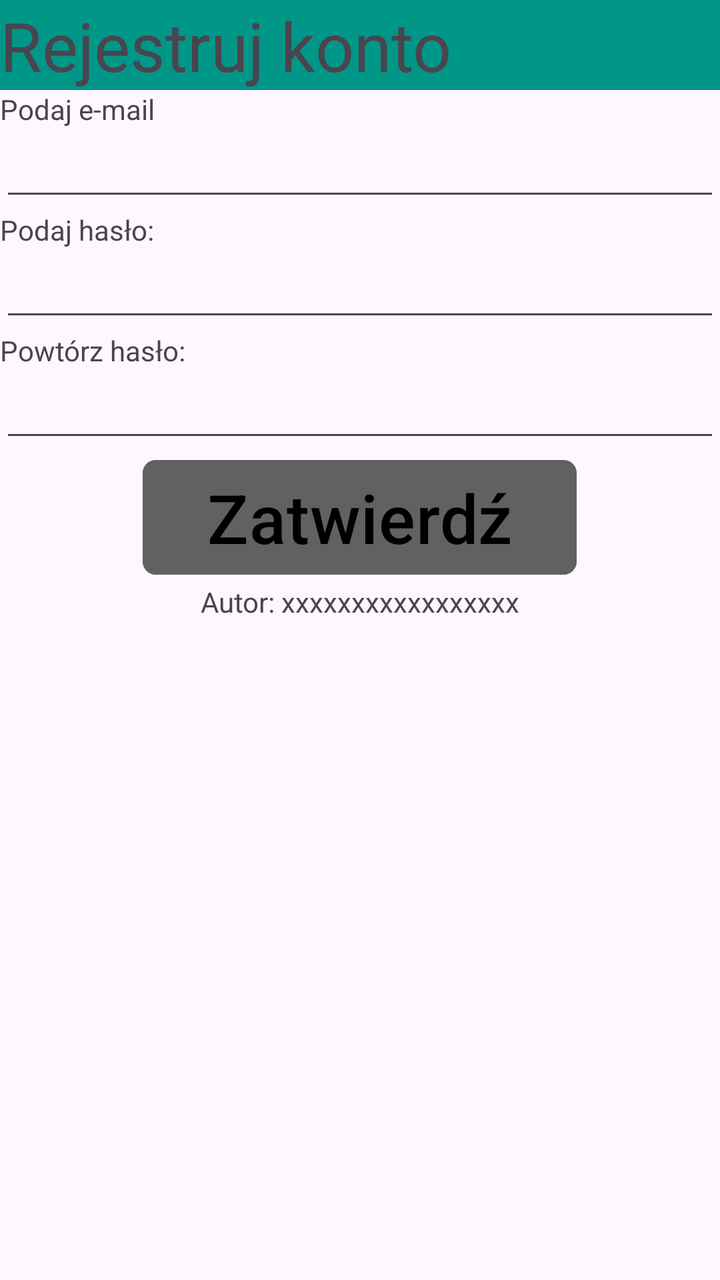
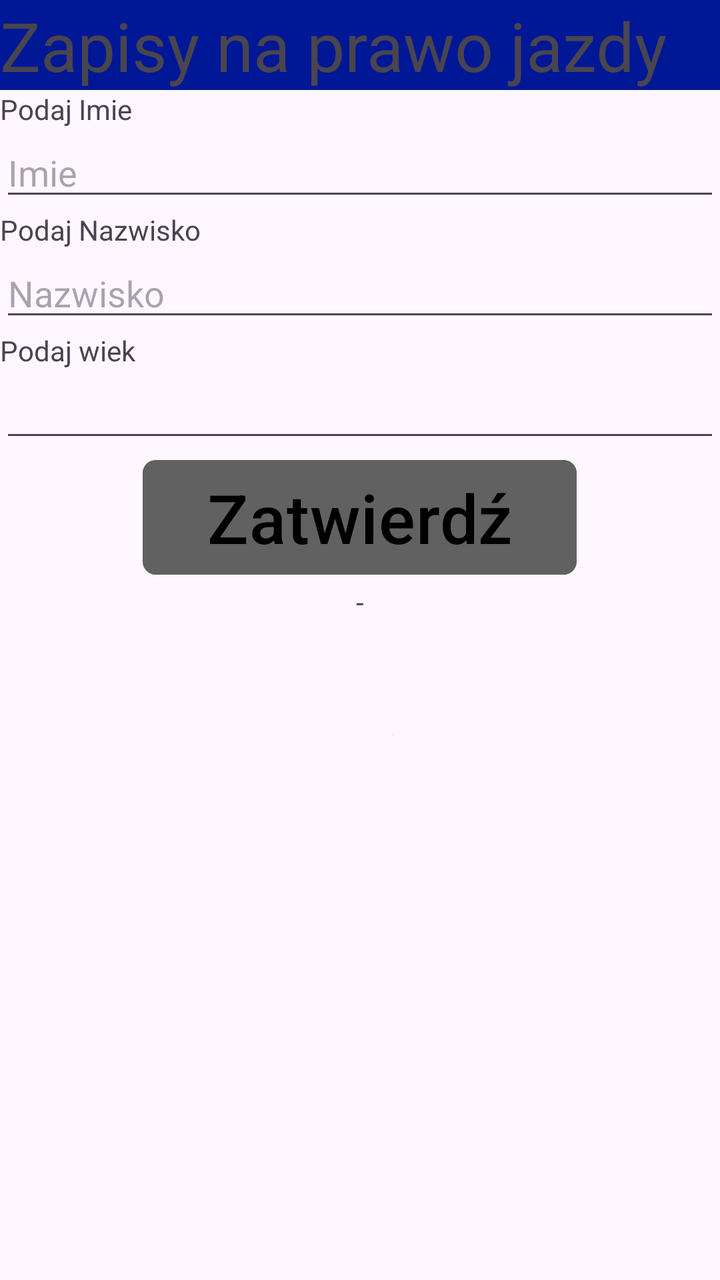

Screens rendered from an Android XML layout before and after an edit, with the pre-edit source and the edit as a unified diff.
<!-- AndroidManifest.xml: application theme Theme.Cw1 -->
<!-- res/layout/activity_main.xml -->
<?xml version="1.0" encoding="utf-8"?>
<androidx.constraintlayout.widget.ConstraintLayout xmlns:android="http://schemas.android.com/apk/res/android"
    xmlns:app="http://schemas.android.com/apk/res-auto"
    xmlns:tools="http://schemas.android.com/tools"
    android:id="@+id/main"
    android:layout_width="match_parent"
    android:layout_height="match_parent"
    android:layout_marginTop="20px"
    tools:context=".MainActivity">

    <LinearLayout
        android:layout_width="match_parent"
        android:layout_height="match_parent"
        android:orientation="vertical"
        tools:layout_editor_absoluteX="0dp"
        tools:layout_editor_absoluteY="16dp">

        <LinearLayout
            android:layout_width="match_parent"
            android:layout_height="match_parent"
            android:orientation="vertical">

            <LinearLayout
                android:layout_width="match_parent"
                android:layout_height="match_parent"
                android:orientation="vertical">

                <LinearLayout
                    android:layout_width="match_parent"
                    android:layout_height="match_parent"
                    android:orientation="vertical"
                    tools:ignore="UselessParent">

                    <LinearLayout
                        android:layout_width="match_parent"
                        android:layout_height="match_parent"
                        android:orientation="vertical"
                        tools:ignore="UselessLeaf">

                        <TextView
                            android:id="@+id/textView"
                            android:layout_width="match_parent"
                            android:layout_height="45dp"
                            android:background="#009688"
                            android:text="Rejestruj konto"
                            android:textSize="34sp" />

                        <TextView
                            android:id="@+id/textView3"
                            android:layout_width="match_parent"
                            android:layout_height="wrap_content"
                            android:text="Podaj e-mail" />

                        <EditText
                            android:id="@+id/editTextTextEmailAddress"
                            android:layout_width="match_parent"
                            android:layout_height="wrap_content"
                            android:ems="10"
                            android:inputType="textEmailAddress" />

                        <TextView
                            android:id="@+id/textView2"
                            android:layout_width="match_parent"
                            android:layout_height="wrap_content"
                            android:text="Podaj hasło:" />

                        <EditText
                            android:id="@+id/editTextTextPassword"
                            android:layout_width="match_parent"
                            android:layout_height="wrap_content"
                            android:ems="10"
                            android:inputType="textPassword" />

                        <TextView
                            android:id="@+id/textView4"
                            android:layout_width="match_parent"
                            android:layout_height="wrap_content"
                            android:text="Powtórz hasło:" />

                        <EditText
                            android:id="@+id/editTextTextPasswordRepeat"
                            android:layout_width="match_parent"
                            android:layout_height="wrap_content"
                            android:ems="10"
                            android:inputType="textPassword" />

                        <Button
                            android:id="@+id/button"
                            android:layout_width="217dp"
                            android:layout_height="wrap_content"
                            android:layout_gravity="center"
                            android:backgroundTint="#626161"
                            android:text="Zatwierdź"
                            android:textAlignment="center"
                            android:textColor="#000000"
                            android:textColorLink="#000000"
                            android:textSize="34sp"
                            app:cornerRadius="20px" />

                        <TextView
                            android:id="@+id/textViewresult"
                            android:layout_width="match_parent"
                            android:layout_height="wrap_content"
                            android:text="Autor: xxxxxxxxxxxxxxxxx"
                            android:textAlignment="center" />
                    </LinearLayout>
                </LinearLayout>
            </LinearLayout>
        </LinearLayout>
    </LinearLayout>
</androidx.constraintlayout.widget.ConstraintLayout>
<!-- resources referenced by this layout -->
<resources>
  <style name="Theme.Cw1" parent="Base.Theme.Cw1" />
  <style name="Base.Theme.Cw1" parent="Theme.Material3.DayNight.NoActionBar">
          
          
      </style>
</resources>

<!-- the commit's change to res/layout/activity_main.xml (unified diff, before → after) -->
@@ -41,48 +41,50 @@
                             android:id="@+id/textView"
                             android:layout_width="match_parent"
                             android:layout_height="45dp"
-                            android:background="#009688"
-                            android:text="Rejestruj konto"
+                            android:background="#001796"
+                            android:text="Zapisy na prawo jazdy"
                             android:textSize="34sp" />
 
                         <TextView
                             android:id="@+id/textView3"
                             android:layout_width="match_parent"
                             android:layout_height="wrap_content"
-                            android:text="Podaj e-mail" />
+                            android:text="Podaj Imie" />
 
                         <EditText
-                            android:id="@+id/editTextTextEmailAddress"
+                            android:id="@+id/editTextTextfirstname"
                             android:layout_width="match_parent"
                             android:layout_height="wrap_content"
                             android:ems="10"
-                            android:inputType="textEmailAddress" />
+                            android:hint="Imie"
+                            android:inputType="text" />
 
                         <TextView
                             android:id="@+id/textView2"
                             android:layout_width="match_parent"
                             android:layout_height="wrap_content"
-                            android:text="Podaj hasło:" />
+                            android:text="Podaj Nazwisko" />
 
                         <EditText
-                            android:id="@+id/editTextTextPassword"
+                            android:id="@+id/editTextTextlastname"
                             android:layout_width="match_parent"
                             android:layout_height="wrap_content"
                             android:ems="10"
-                            android:inputType="textPassword" />
+                            android:hint="Nazwisko"
+                            android:inputType="text" />
 
                         <TextView
                             android:id="@+id/textView4"
                             android:layout_width="match_parent"
                             android:layout_height="wrap_content"
-                            android:text="Powtórz hasło:" />
+                            android:text="Podaj wiek " />
 
                         <EditText
-                            android:id="@+id/editTextTextPasswordRepeat"
+                            android:id="@+id/editTextNumber"
                             android:layout_width="match_parent"
                             android:layout_height="wrap_content"
                             android:ems="10"
-                            android:inputType="textPassword" />
+                            android:inputType="number" />
 
                         <Button
                             android:id="@+id/button"
@@ -101,8 +103,17 @@
                             android:id="@+id/textViewresult"
                             android:layout_width="match_parent"
                             android:layout_height="wrap_content"
-                            android:text="Autor: xxxxxxxxxxxxxxxxx"
+                            android:text="-"
                             android:textAlignment="center" />
+
+                        <ImageView
+                            android:id="@+id/imageView"
+                            android:layout_width="match_parent"
+                            android:layout_height="wrap_content"
+                            android:layout_margin="20px"
+                            android:padding="150px"
+                            android:paddingEnd="50px"
+                            app:srcCompat="@android:drawable/divider_horizontal_bright" />
                     </LinearLayout>
                 </LinearLayout>
             </LinearLayout>
